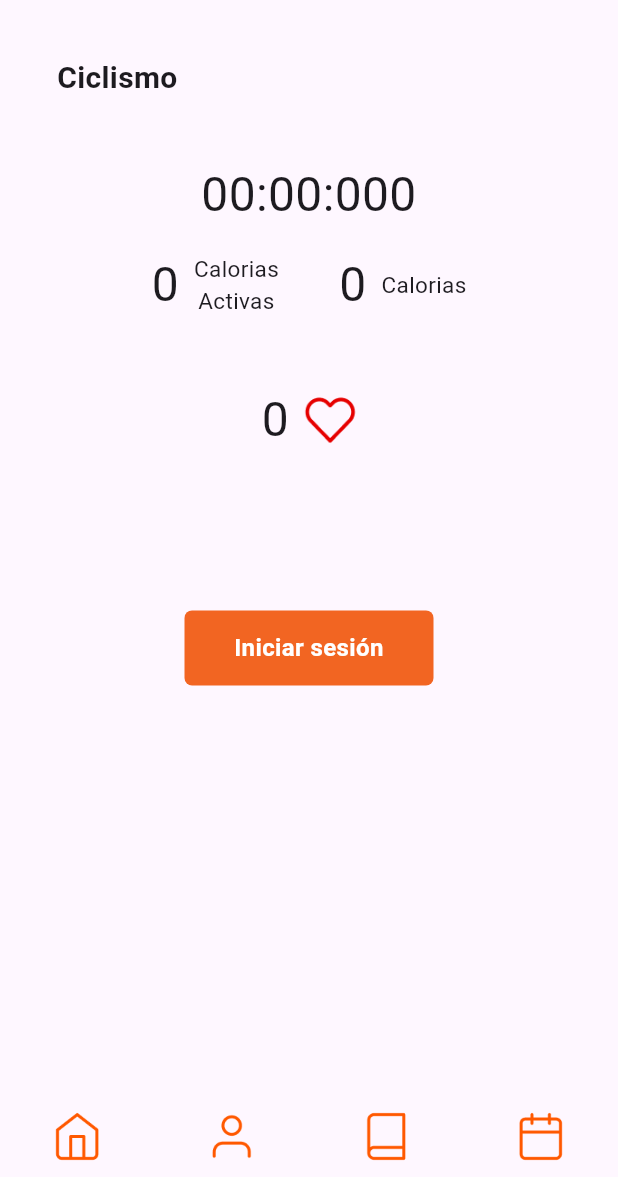
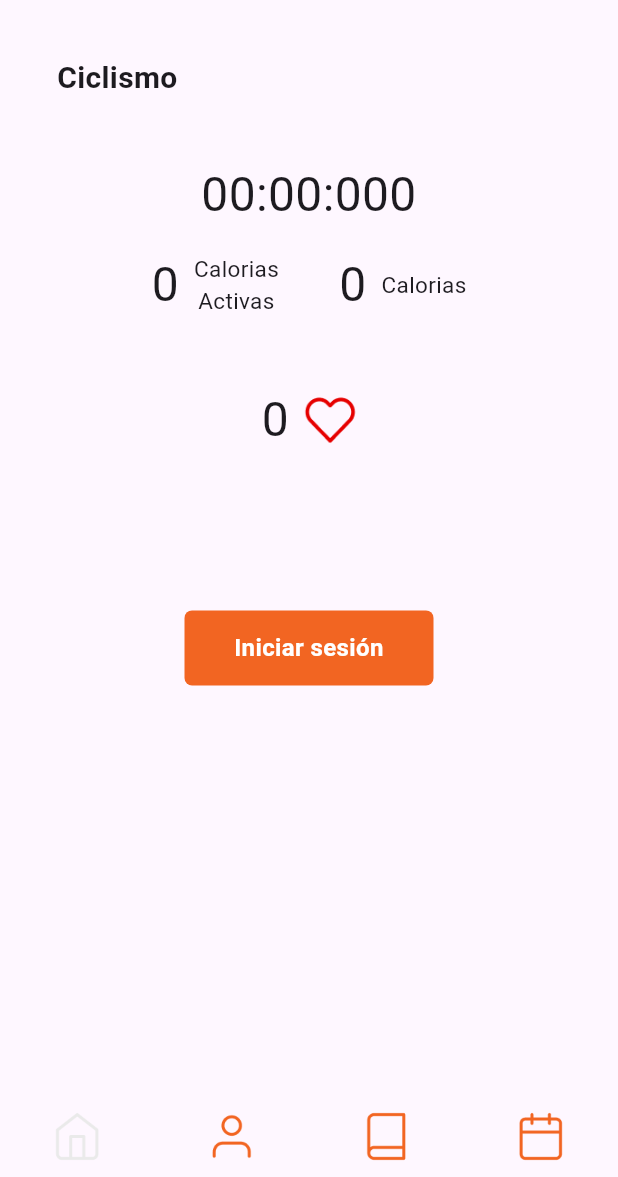
Before and after one commit to slozano95/sportapp_movil, a Flutter app: the CurrentSessionView screen opened directly, on a phone screen of 412 x 824 dp, the part 59-1236 px from its top. Run offline on Flutter 3.47's test engine with Material 3 defaults, Android fonts, the phone set to English and light mode, and no system bars; our stand-ins replace table_calendar; generated files the repository leaves out were written again; Roboto replaces fonts that are missing (IBM Plex Sans).

Commit message:
Fixed routing

```diff
--- a/lib/UI/colors.dart
+++ b/lib/UI/colors.dart
@@ -19,4 +19,9 @@ class AppTypography {
     fontFamily: fontFamily,
     fontSize: 16,
   );
+  static TextStyle medium = const TextStyle(
+    fontFamily: fontFamily,
+    fontWeight: FontWeight.w500,
+    fontSize: 16,
+  );
 }
--- a/lib/UI/components.dart
+++ b/lib/UI/components.dart
@@ -3,6 +3,9 @@ import 'package:flutter/widgets.dart';
 import 'package:sportapp_movil/UI/colors.dart';
 import 'package:sportapp_movil/calendar_activities.dart';
 import 'package:sportapp_movil/plan_selector_view.dart';
+import 'package:sportapp_movil/profile_view.dart';
+
+enum TabItem { home, profile, calendar, book }
 
 class UIComponents {
   static Widget navBar() {
@@ -55,9 +58,11 @@ class UIComponents {
                         fontWeight: FontWeight.w700)))));
   }
 
-  static Widget tabBar(BuildContext context) {
-    return Container(
-        child: Row(children: [
+  static Widget tabBar(
+    BuildContext context,
+    TabItem currentTab,
+  ) {
+    return Row(children: [
       Expanded(
           child: GestureDetector(
               onTap: () {
@@ -66,11 +71,31 @@ class UIComponents {
                   MaterialPageRoute(builder: (context) => PlanSelector()),
                 );
               },
-              child: Container(
+              child: SizedBox(
                   height: 54,
-                  child: const Center(
+                  child: Center(
                       child: Image(
-                          image: AssetImage("assets/icon_home.png"),
+                          image: const AssetImage("assets/icon_home.png"),
+                          color: currentTab == TabItem.home
+                              ? AppColors.grey
+                              : AppColors.orange,
+                          width: 35))))),
+      Expanded(
+          child: GestureDetector(
+              onTap: () {
+                Navigator.push(
+                  context,
+                  MaterialPageRoute(builder: (context) => ProfileView()),
+                );
+              },
+              child: SizedBox(
+                  height: 54,
+                  child: Center(
+                      child: Image(
+                          image: const AssetImage("assets/icon_profile.png"),
+                          color: currentTab == TabItem.profile
+                              ? AppColors.grey
+                              : AppColors.orange,
                           width: 35))))),
       Expanded(
           child: GestureDetector(
@@ -80,11 +105,14 @@ class UIComponents {
                   MaterialPageRoute(builder: (context) => CalendarActivities()),
                 );
               },
-              child: Container(
+              child: SizedBox(
                   height: 54,
-                  child: const Center(
+                  child: Center(
                       child: Image(
-                          image: AssetImage("assets/icon_profile.png"),
+                          image: const AssetImage("assets/icon_book.png"),
+                          color: currentTab == TabItem.book
+                              ? AppColors.grey
+                              : AppColors.orange,
                           width: 35))))),
       Expanded(
           child: GestureDetector(
@@ -94,27 +122,16 @@ class UIComponents {
                   MaterialPageRoute(builder: (context) => CalendarActivities()),
                 );
               },
-              child: Container(
-                  height: 54,
-                  child: const Center(
-                      child: Image(
-                          image: AssetImage("assets/icon_book.png"),
-                          width: 35))))),
-      Expanded(
-          child: GestureDetector(
-              onTap: () {
-                Navigator.push(
-                  context,
-                  MaterialPageRoute(builder: (context) => CalendarActivities()),
-                );
-              },
-              child: Container(
+              child: SizedBox(
                 height: 54,
-                child: const Center(
+                child: Center(
                     child: Image(
-                        image: AssetImage("assets/icon_calendar.png"),
+                        image: const AssetImage("assets/icon_calendar.png"),
+                        color: currentTab == TabItem.calendar
+                            ? AppColors.grey
+                            : AppColors.orange,
                         width: 35)),
               )))
-    ]));
+    ]);
   }
 }
--- a/lib/calendar_activities.dart
+++ b/lib/calendar_activities.dart
@@ -169,7 +169,7 @@ class _CalendarActivitiesState extends State<CalendarActivities> {
           },
         ),
       ),
-      UIComponents.tabBar(context)
+      UIComponents.tabBar(context, TabItem.calendar)
     ])));
   }
 
--- a/lib/current_session_view.dart
+++ b/lib/current_session_view.dart
@@ -160,7 +160,7 @@ class _CurrentSessionViewState extends State<CurrentSessionView> {
                             }))
                           ])
                   ]))),
-      UIComponents.tabBar(context)
+      UIComponents.tabBar(context, TabItem.home)
     ])));
   }
 
--- a/lib/plan_selector_view.dart
+++ b/lib/plan_selector_view.dart
@@ -124,7 +124,7 @@ class _PlanSelectorState extends State<PlanSelector> {
                       ],
                     )
                   ]))),
-      UIComponents.tabBar(context)
+      UIComponents.tabBar(context, TabItem.home)
     ])));
   }
 
--- a/lib/schedule_deportologo.dart
+++ b/lib/schedule_deportologo.dart
@@ -96,7 +96,7 @@ class _ScheduleDeportologoState extends State<ScheduleDeportologo> {
                       saveSession();
                     }))
                   ]))),
-      UIComponents.tabBar(context)
+      UIComponents.tabBar(context, TabItem.home)
     ])));
   }
 
--- a/lib/training_exercises_view.dart
+++ b/lib/training_exercises_view.dart
@@ -93,7 +93,7 @@ class _TrainingExercisesViewState extends State<TrainingExercisesView> {
                       ],
                     )
                   ])))),
-      UIComponents.tabBar(context)
+      UIComponents.tabBar(context, TabItem.home)
     ])));
   }
 
--- a/lib/training_plan_view.dart
+++ b/lib/training_plan_view.dart
@@ -65,13 +65,15 @@ class _TrainingPlanViewState extends State<TrainingPlanView> {
                       ],
                     )
                   ]))),
-      UIComponents.tabBar(context)
+      UIComponents.tabBar(context, TabItem.home)
     ])));
   }
 
   Widget activityCell(String name, String image) {
     return GestureDetector(
-        onTap: () {},
+        onTap: () {
+          goToCurrentSession();
+        },
         child: Container(
             height: 200,
             child:
```
Also changed, not shown: lib/profile_view.dart (added, +156 -0 lines).
